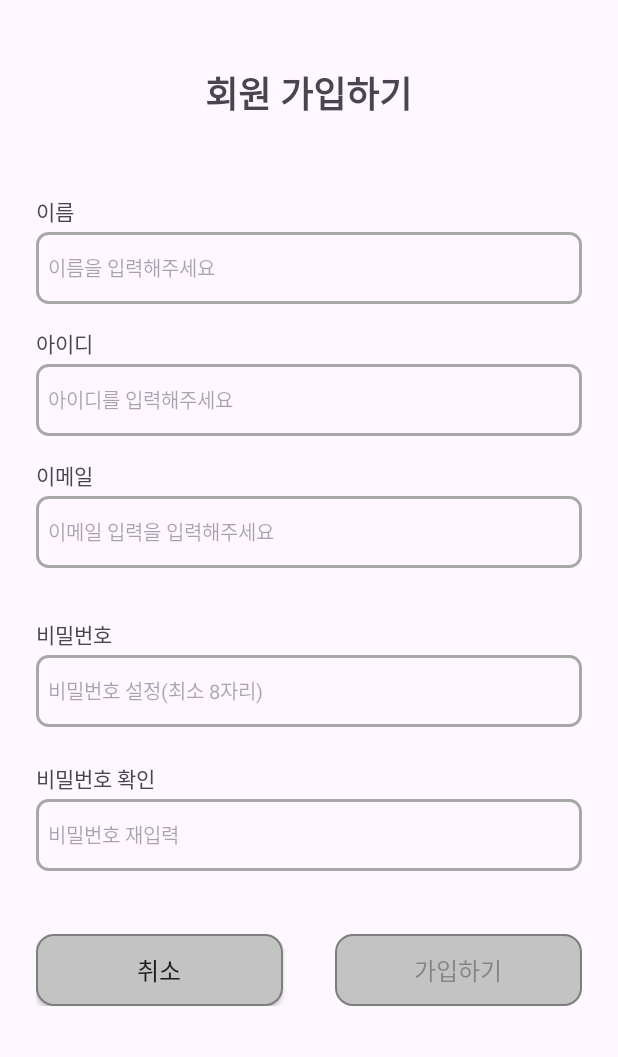
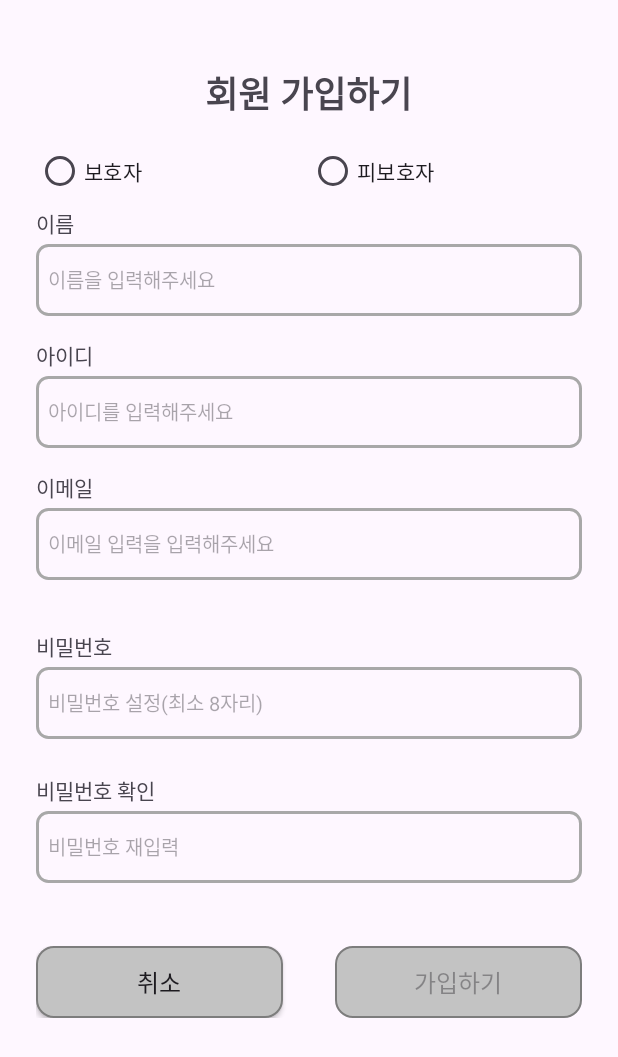
Before and after one commit to 2024-KGU-Advanced-Capstone-Design/safeGuardApp, an Android app: the screen it shows after launch (startScreenActivity), after a tap on "회원가입", on a phone screen of 412 x 824 dp. Shown: the top 1057 px of the screen. Run offline under Robolectric (Android 15) with nearby library versions, the phone set to English and light mode, and no system bars; 1 statement that could not run was skipped.

Commit message:
RadioButton 추가

```diff
--- a/app/src/main/res/layout/sign_up_fragment.xml
+++ b/app/src/main/res/layout/sign_up_fragment.xml
@@ -21,7 +21,26 @@
             android:textStyle="bold"
             android:layout_gravity="center_horizontal"
             android:layout_marginTop="20dp"
-            android:layout_marginBottom="50dp"/>
+            android:layout_marginBottom="10dp"/>
+
+        <RadioGroup
+            android:id="@+id/radioGroup"
+            android:layout_width="match_parent"
+            android:layout_height="wrap_content"
+            android:orientation="horizontal">
+            <RadioButton
+                android:id="@+id/helper"
+                android:layout_weight="1"
+                android:layout_width="0dp"
+                android:layout_height="wrap_content"
+                android:text="보호자"/>
+            <RadioButton
+                android:id="@+id/child"
+                android:layout_weight="1"
+                android:layout_width="0dp"
+                android:layout_height="wrap_content"
+                android:text="피보호자"/>
+        </RadioGroup>
 
         <TextView
             android:id="@+id/name_signup"
```
